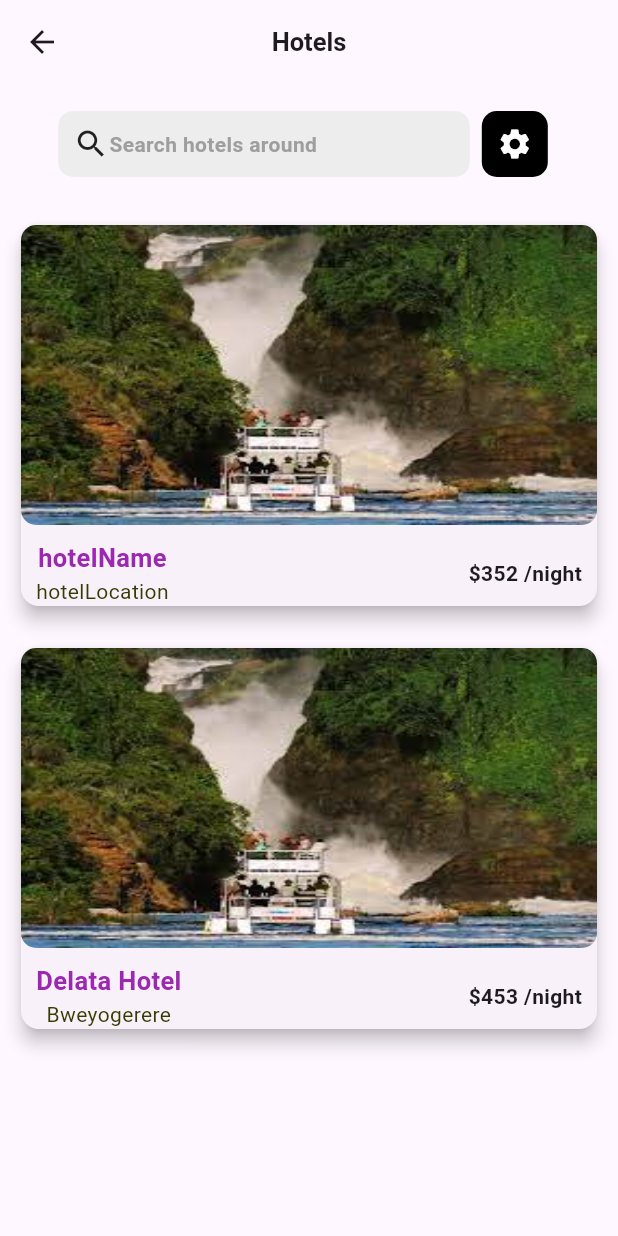
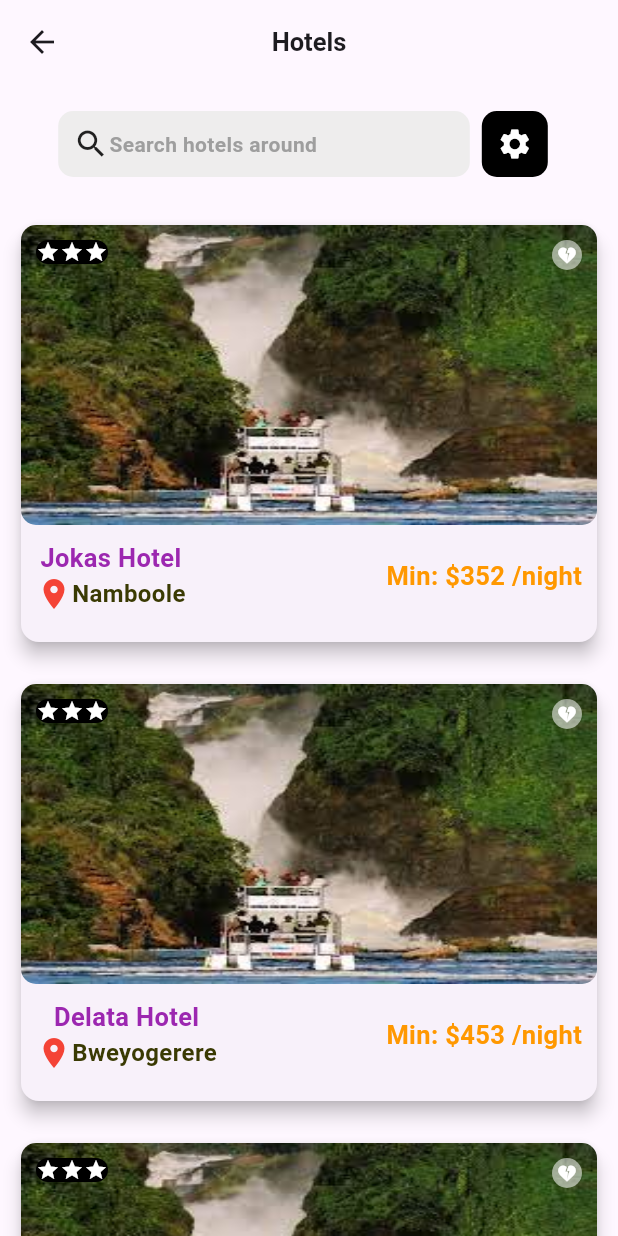
Before and after one commit to andrua-joshua/promote_uganda, a Flutter app: the hotelsHomeScreen screen opened directly, on a phone screen of 412 x 824 dp. Run offline on Flutter 3.47's test engine with Material 2 defaults, Android fonts, the phone set to English and light mode, and no system bars; Roboto replaces fonts that are missing (mono).

Commit message:
linked the three

```diff
--- a/lib/routes/Hotels_and_booking/hotels_and_booking_screen.dart
+++ b/lib/routes/Hotels_and_booking/hotels_and_booking_screen.dart
@@ -11,9 +11,7 @@ class hotelsHomeScreen extends StatelessWidget{
   Widget build(BuildContext context){
     return Scaffold(
       appBar: AppBar(
-        leading: IconButton(
-          onPressed: (){},
-          icon: const Icon(Icons.arrow_back)),
+
         title: const Text(
           "Hotels",
           style: TextStyle(
@@ -36,8 +34,8 @@ class hotelsHomeScreen extends StatelessWidget{
                 Padding(
                   padding: EdgeInsets.symmetric(vertical: 10),
                   child: unitWidget(
-                    hotelName: "hotelName",
-                    hotelLocation: "hotelLocation",
+                    hotelName: "Jokas Hotel",
+                    hotelLocation: "Namboole",
                     price: "352",
                     imgUrl: "assets/images/gameparks.jpg"),),
 
@@ -47,6 +45,22 @@ class hotelsHomeScreen extends StatelessWidget{
                     hotelName: "Delata Hotel",
                     hotelLocation: "Bweyogerere",
                     price: "453",
+                    imgUrl: "assets/images/gameparks.jpg"),),
+
+                Padding(
+                  padding: EdgeInsets.symmetric(vertical: 10),
+                  child: unitWidget(
+                    hotelName: "Mamerito Hotel",
+                    hotelLocation: "Bweyogerere",
+                    price: "453",
+                    imgUrl: "assets/images/gameparks.jpg"),),
+
+                Padding(
+                  padding: EdgeInsets.symmetric(vertical: 10),
+                  child: unitWidget(
+                    hotelName: "Hotel Afrikana",
+                    hotelLocation: "Kampala",
+                    price: "453",
                     imgUrl: "assets/images/gameparks.jpg"),)
               ],
             ),),
--- a/lib/routes/Hotels_and_booking/widgets/hotels_and_booking_screen_widgets.dart
+++ b/lib/routes/Hotels_and_booking/widgets/hotels_and_booking_screen_widgets.dart
@@ -1,25 +1,22 @@
 import 'package:flutter/material.dart';
-
+import 'package:promote_uganda/routes.dart';
 
 //ignore:camel_case_types
-class topSearchWidget extends StatelessWidget{
+class topSearchWidget extends StatelessWidget {
   const topSearchWidget({super.key});
 
-
   @override
-  Widget build(BuildContext context){
-    return LayoutBuilder(
-      builder: (context, size){
+  Widget build(BuildContext context) {
+    return LayoutBuilder(builder: (context, size) {
       return Row(
         mainAxisAlignment: MainAxisAlignment.center,
         children: [
           Container(
-          width: size.maxWidth*0.7,
+            width: size.maxWidth * 0.7,
             //height: 30,
             decoration: BoxDecoration(
-          color:const Color.fromARGB(255, 238, 237, 237),
-          borderRadius: BorderRadius.circular(10)
-         ),
+                color: const Color.fromARGB(255, 238, 237, 237),
+                borderRadius: BorderRadius.circular(10)),
             padding: const EdgeInsets.all(10),
 
             child: const Row(
@@ -28,52 +25,48 @@ class topSearchWidget extends StatelessWidget{
                 Text(
                   "Search hotels around",
                   style: TextStyle(
-                color: Colors.grey,
-                fontWeight: FontWeight.bold
-              ),)
+                      color: Colors.grey, fontWeight: FontWeight.bold),
+                )
               ],
             ),
           ),
-
           IconButton(
-          onPressed: (){},
+              onPressed: () {},
               icon: Container(
                 decoration: BoxDecoration(
                     borderRadius: BorderRadius.circular(10),
-              color: Colors.black
+                    color: Colors.black),
+                padding: const EdgeInsets.all(10),
+                child: const Icon(
+                  Icons.settings,
+                  color: Colors.white,
                 ),
-
-            padding: const EdgeInsets.all(10),
-
-            child: const Icon(Icons.settings, color: Colors.white,),
               ))
-
         ],
       );
     });
   }
 }
 
-
-
 //ignore:camel_case_types
-class unitWidget extends StatelessWidget{
+class unitWidget extends StatelessWidget {
   final String imgUrl;
   final String hotelName;
   final String hotelLocation;
   final String price;
-  const unitWidget({
-    super.key,
+  const unitWidget(
+      {super.key,
       required this.hotelName,
       required this.hotelLocation,
       required this.imgUrl,
-    required this.price
-    });
-
+      required this.price});
 
   @override
-  Widget build(BuildContext context){
-    return Card(
+  Widget build(BuildContext context) {
+    return GestureDetector(
+      onTap: ()=>Navigator.pushNamed(context, RouteGenerator.hotelbookingscreen),
+      child:Card(
+
       elevation: 5,
       child: Column(
         children: [
@@ -81,16 +74,47 @@ class unitWidget extends StatelessWidget{
             constraints: const BoxConstraints.expand(
               height: 200,
             ),
-
             decoration: BoxDecoration(
                 borderRadius: BorderRadius.circular(10),
                 image: DecorationImage(
-                fit: BoxFit.fill,
-                image: AssetImage(imgUrl))
+                    fit: BoxFit.fill, image: AssetImage(imgUrl))),
+
+
+            padding: const EdgeInsets.all(10),
+            child: Row(
+              crossAxisAlignment: CrossAxisAlignment.start,
+              mainAxisAlignment: MainAxisAlignment.spaceBetween,
+              children: [
+                Container(
+                  decoration: BoxDecoration(
+                    borderRadius: BorderRadius.circular(10),
+                    color: Colors.black
+                  ),
+
+                  child: const Row(
+                    children: [
+                      Icon(Icons.star, color: Colors.white,size: 16,),
+                      Icon(Icons.star, color: Colors.white,size: 16,),
+                      Icon(Icons.star, color: Colors.white,size: 16,),
+                    ],
                   ),
                 ),
 
-          const SizedBox(height: 10,),
+
+                Container(
+                  decoration:const BoxDecoration(
+                    shape: BoxShape.circle,
+                    color: Color.fromARGB(140, 253, 253, 253)
+                  ),
+                  padding: const EdgeInsets.all(3),
+                  child: const Icon(Icons.heart_broken,color: Colors.white,size: 14,),
+                )
+              ],
+            ),
+          ),
+          const SizedBox(
+            height: 10,
+          ),
           Padding(
             padding: const EdgeInsets.symmetric(horizontal: 10),
             child: SizedBox(
@@ -105,27 +129,46 @@ class unitWidget extends StatelessWidget{
                           style: const TextStyle(
                               fontWeight: FontWeight.bold,
                               fontSize: 17,
-                          color: Colors.purple
-                        ),),
+                              fontFamily: "roboto",
+                              color: Colors.purple),
+                        ),
+                        SizedBox(
+                          child: Row(
+                            children: [
+                              const Icon(Icons.location_on, color: Colors.red,),
                               Text(
                           hotelLocation,
-                        style:const TextStyle(
+                          style: const TextStyle(
                               color: Color.fromARGB(255, 58, 58, 3),
-                          fontFamily: "mono"
-                        ),)
+                              fontFamily: "mono",
+                              fontSize: 16,
+                              fontWeight: FontWeight.bold),
+                        )
+                            ],
+                          ),
+                        )
                       ],
                     ),
                   ),
+                  const SizedBox(
+                    height: 10,
+                  ),
                   Text(
-                  "\$$price /night",
+                    "Min: \$$price /night",
                     style: const TextStyle(
-                    fontWeight: FontWeight.bold
-                  ),)
+                        fontWeight: FontWeight.bold,
+                        fontSize: 17,
+                        color: Colors.orange),
+                  )
                 ],
               ),
-          ),)
+            ),
+          ),
+          const SizedBox(
+            height: 20,
+          ),
         ],
       ),
-    );
+    ));
   }
 }
--- a/pubspec.yaml
+++ b/pubspec.yaml
@@ -35,6 +35,8 @@ dependencies:
   # The following adds the Cupertino Icons font to your application.
   # Use with the CupertinoIcons class for iOS style icons.
   cupertino_icons: ^1.0.2
+  flutter_bloc: ^8.1.3
+  provider: ^6.0.5
 
 dev_dependencies:
   flutter_test:
```
Also changed, not shown: lib/main.dart (+6 -1 lines), lib/routes.dart (+41 -1 lines), lib/routes/Hotels_and_booking/hotels_booking_screen/hotels_booking_screen.dart (+69 -0 lines), lib/routes/Hotels_and_booking/hotels_booking_screen/widgets/hotels_booking_screen_widgets.dart (+281 -0 lines), lib/routes/home_screen/home_screen.dart (added, +52 -0 lines), lib/routes/shopping/shopping_start_screen/widgets/shopping_start_screen_widget.dart (+5 -2 lines), lib/routes/travel_explore/widgets/travel_explore_home_widgets.dart (+5 -2 lines), lib/state_managers/home_state_manager.dart (added, +15 -0 lines), lib/state_managers/hotel_images_switch_manager.dart (added, +14 -0 lines), pubspec.lock. Lines whose indentation alone changed are shown as unchanged.
